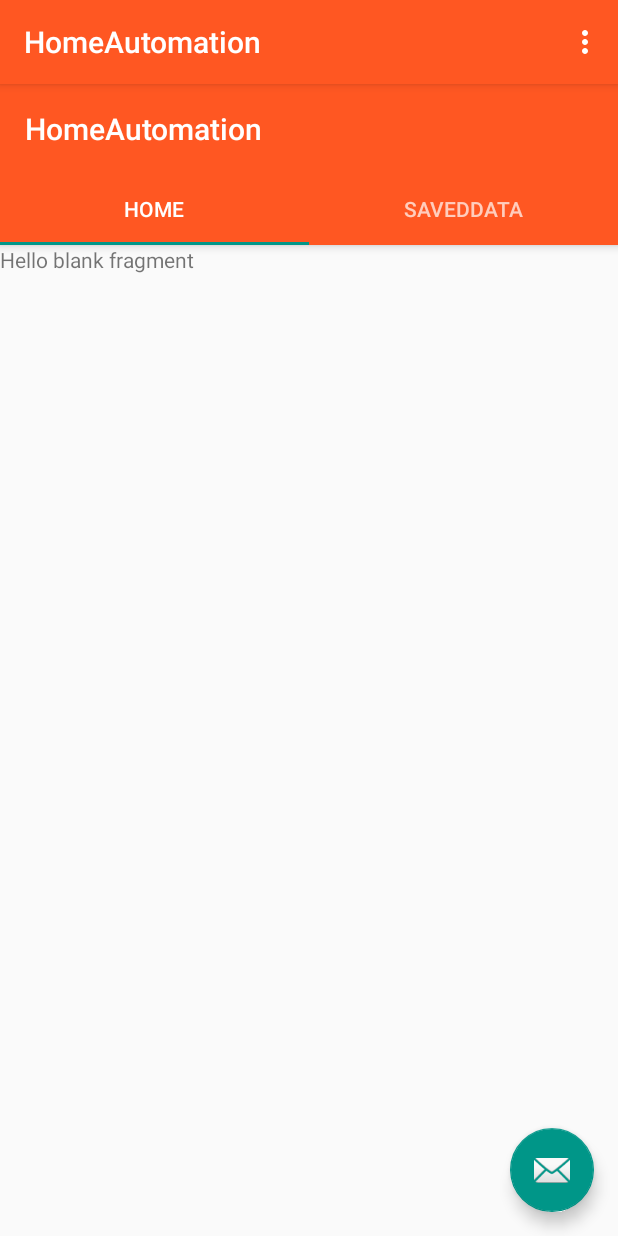
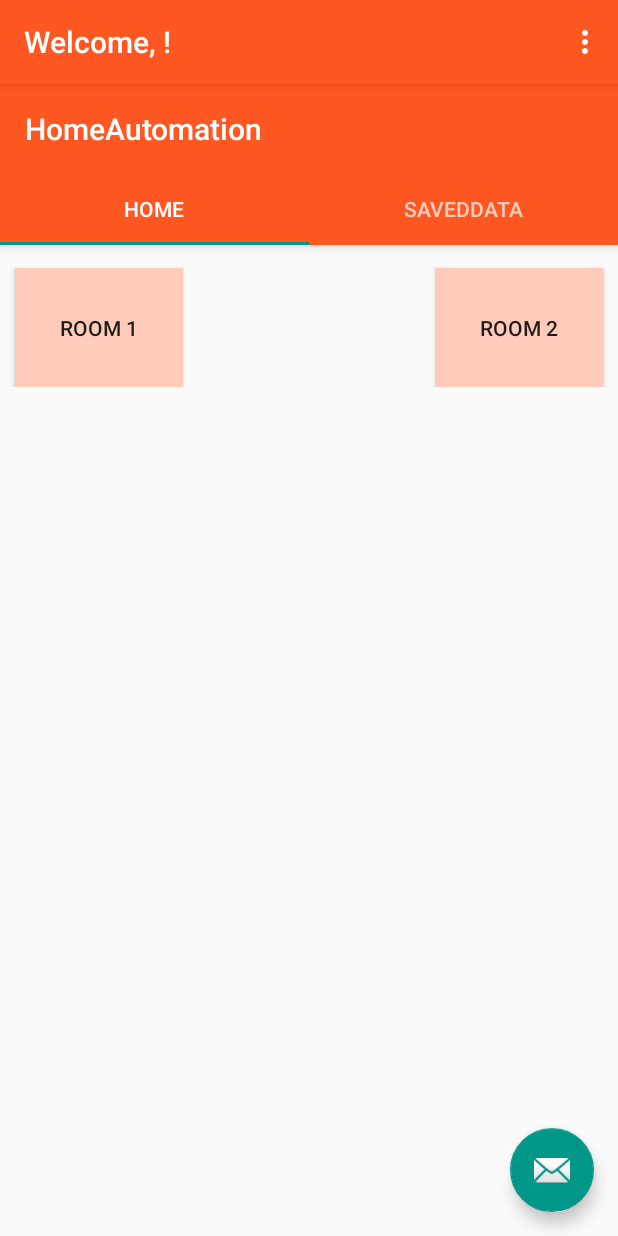
Before and after one commit to Cyprian-Branco/HomeAutomation, an Android app: the MainActivity screen opened directly, with no data from a screen before it, on a phone screen of 412 x 824 dp. Run offline under Robolectric (Android 15) with nearby library versions, the phone set to English and light mode, and no system bars; our stand-ins replace Firebase (no records; nobody signed in at launch, a user with empty details on screens opened directly).

Commit message:
create buttons for sending signals

```diff
--- a/app/src/main/java/com/moringaschool/homeautomation/UserInterface/MainActivity.java
+++ b/app/src/main/java/com/moringaschool/homeautomation/ui/main/MainActivity.java
@@ -2,24 +2,27 @@ package com.moringaschool.homeautomation.UserInterface;
 
 import android.content.Intent;
 import android.os.Bundle;
-
-import com.google.android.material.floatingactionbutton.FloatingActionButton;
-import com.google.android.material.snackbar.Snackbar;
-import com.google.android.material.tabs.TabLayout;
-
-import androidx.viewpager.widget.ViewPager;
-import androidx.appcompat.app.AppCompatActivity;
-
 import android.view.Menu;
 import android.view.MenuInflater;
 import android.view.MenuItem;
 import android.view.View;
 
+import androidx.annotation.NonNull;
+import androidx.appcompat.app.AppCompatActivity;
+import androidx.viewpager.widget.ViewPager;
+
+import com.google.android.material.floatingactionbutton.FloatingActionButton;
+import com.google.android.material.snackbar.Snackbar;
+import com.google.android.material.tabs.TabLayout;
 import com.google.firebase.auth.FirebaseAuth;
+import com.google.firebase.auth.FirebaseUser;
 import com.moringaschool.homeautomation.R;
 import com.moringaschool.homeautomation.ui.main.SectionsPagerAdapter;
 
 public class MainActivity extends AppCompatActivity {
+    private FirebaseAuth mAuth;
+    private FirebaseAuth.AuthStateListener mAuthListener;
+
 
     @Override
     protected void onCreate(Bundle savedInstanceState) {
@@ -32,6 +35,19 @@ public class MainActivity extends AppCompatActivity {
         tabs.setupWithViewPager(viewPager);
         FloatingActionButton fab = findViewById(R.id.fab);
 
+        mAuth = FirebaseAuth.getInstance();
+        mAuthListener = new FirebaseAuth.AuthStateListener() {
+            @Override
+            public void onAuthStateChanged(@NonNull FirebaseAuth firebaseAuth) {
+                FirebaseUser user = firebaseAuth.getCurrentUser();
+                if (user != null) {
+                    getSupportActionBar().setTitle("Welcome, " + user.getDisplayName() + "!");
+                } else {
+
+                }
+            }
+        };
+
         fab.setOnClickListener(new View.OnClickListener() {
             @Override
             public void onClick(View view) {
@@ -40,26 +56,43 @@ public class MainActivity extends AppCompatActivity {
             }
         });
     }
+
     @Override
-    public boolean onCreateOptionsMenu(Menu menu){
+    public boolean onCreateOptionsMenu(Menu menu) {
         MenuInflater inflater = getMenuInflater();
         inflater.inflate(R.menu.menu_main, menu);
         return super.onCreateOptionsMenu(menu);
     }
+
     @Override
-    public boolean onOptionsItemSelected(MenuItem item){
+    public boolean onOptionsItemSelected(MenuItem item) {
         int id = item.getItemId();
-        if (id == R.id.action_logout){
+        if (id == R.id.action_logout) {
             logout();
             return true;
         }
         return super.onOptionsItemSelected(item);
     }
-    private void logout(){
+
+    private void logout() {
         FirebaseAuth.getInstance().signOut();
         Intent intent = new Intent(MainActivity.this, LoginActivity.class);
         intent.setFlags(Intent.FLAG_ACTIVITY_NEW_TASK | Intent.FLAG_ACTIVITY_CLEAR_TASK);
         startActivity(intent);
         finish();
     }
+
+    @Override
+    public void onStart() {
+        super.onStart();
+        mAuth.addAuthStateListener(mAuthListener);
+    }
+
+    @Override
+    public void onStop() {
+        super.onStop();
+        if (mAuthListener != null) {
+            mAuth.removeAuthStateListener(mAuthListener);
+        }
+    }
 }
--- a/app/src/main/res/layout/fragment_home.xml
+++ b/app/src/main/res/layout/fragment_home.xml
@@ -5,10 +5,28 @@
     android:layout_height="match_parent"
     tools:context=".UserInterface.FragmentHomeActivity">
 
-    <!-- TODO: Update blank fragment layout -->
-    <TextView
-        android:layout_width="match_parent"
-        android:layout_height="match_parent"
-        android:text="@string/hello_blank_fragment" />
+    <RelativeLayout
+        android:layout_width="wrap_content"
+        android:layout_height="wrap_content">
+    <Button
+        android:id="@+id/room1Button"
+        android:layout_width="wrap_content"
+        android:layout_height="wrap_content"
+        android:padding="30dp"
+        android:text="Room 1"
+        android:layout_marginLeft="10dp"
+        android:background="@color/colorPrimaryLight"
+        android:layout_marginTop="15dp"/>
+    <Button
+        android:id="@+id/room2Button"
+        android:layout_width="wrap_content"
+        android:layout_height="wrap_content"
+        android:padding="30dp"
+        android:text="Room 2"
+        android:background="@color/colorPrimaryLight"
+        android:layout_alignParentRight="true"
+        android:layout_marginRight="10dp"
+        android:layout_marginTop="15dp"/>
+    </RelativeLayout>
 
 </FrameLayout>
```
